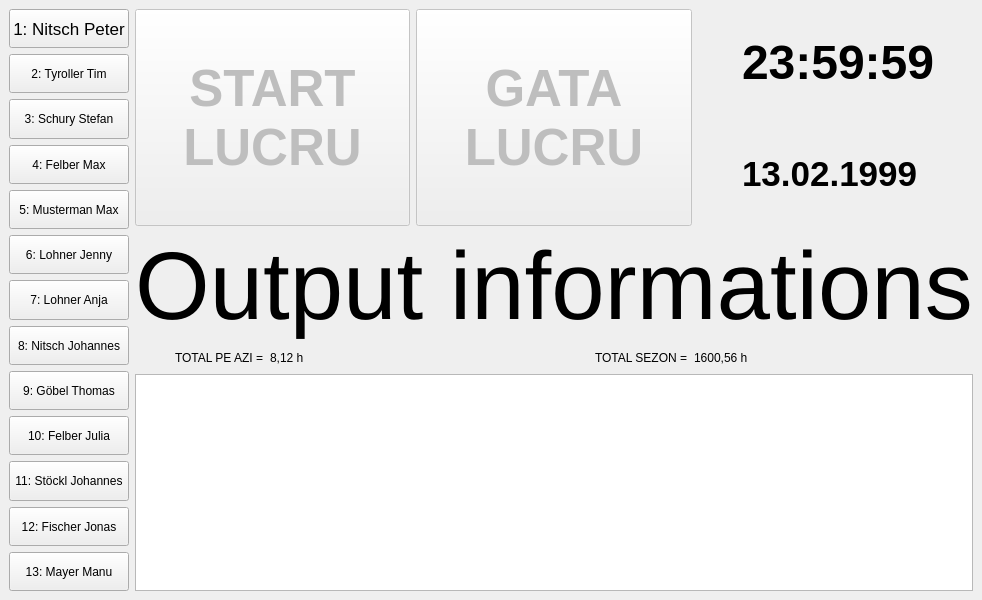
The window that mainwindow.ui (NitsPete/TimeStampTracker) describes before a commit, drawn with Qt 5.
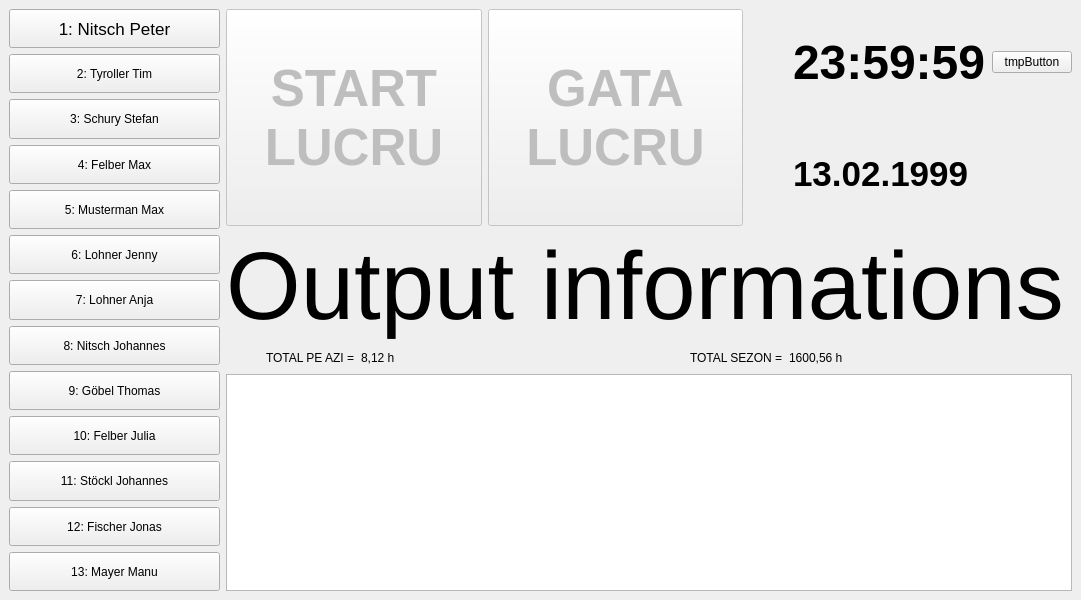
The same window after the commit. Icons and pictures are not drawn.

```diff
--- a/mainwindow.ui
+++ b/mainwindow.ui
@@ -6,7 +6,7 @@
    <rect>
     <x>0</x>
     <y>0</y>
-    <width>800</width>
+    <width>1081</width>
     <height>600</height>
    </rect>
   </property>
@@ -262,7 +262,7 @@
         <item>
          <layout class="QVBoxLayout" name="verticalLayout_dateTime" stretch="1,1">
           <item>
-           <layout class="QHBoxLayout" name="horizontalLayout_time" stretch="0,0">
+           <layout class="QHBoxLayout" name="horizontalLayout_time" stretch="0,0,0">
             <item>
              <widget class="QLabel" name="label_timeIcon">
               <property name="sizePolicy">
@@ -319,6 +319,13 @@
               </property>
              </widget>
             </item>
+            <item>
+             <widget class="QPushButton" name="tmpButton">
+              <property name="text">
+               <string>tmpButton</string>
+              </property>
+             </widget>
+            </item>
            </layout>
           </item>
           <item>
```
